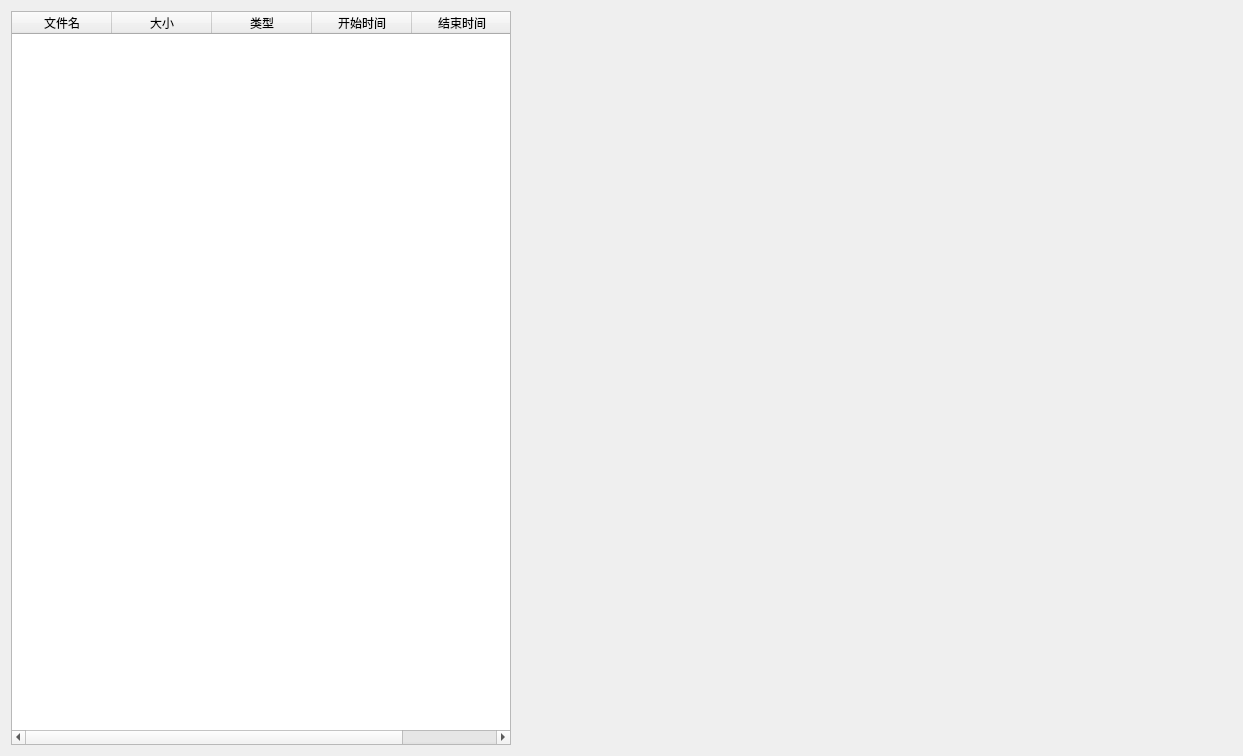
Above: Homework/MainPlayBackWidget.ui from liutimo/HikvisionSDKDemo before the change. Below: the same form after it.
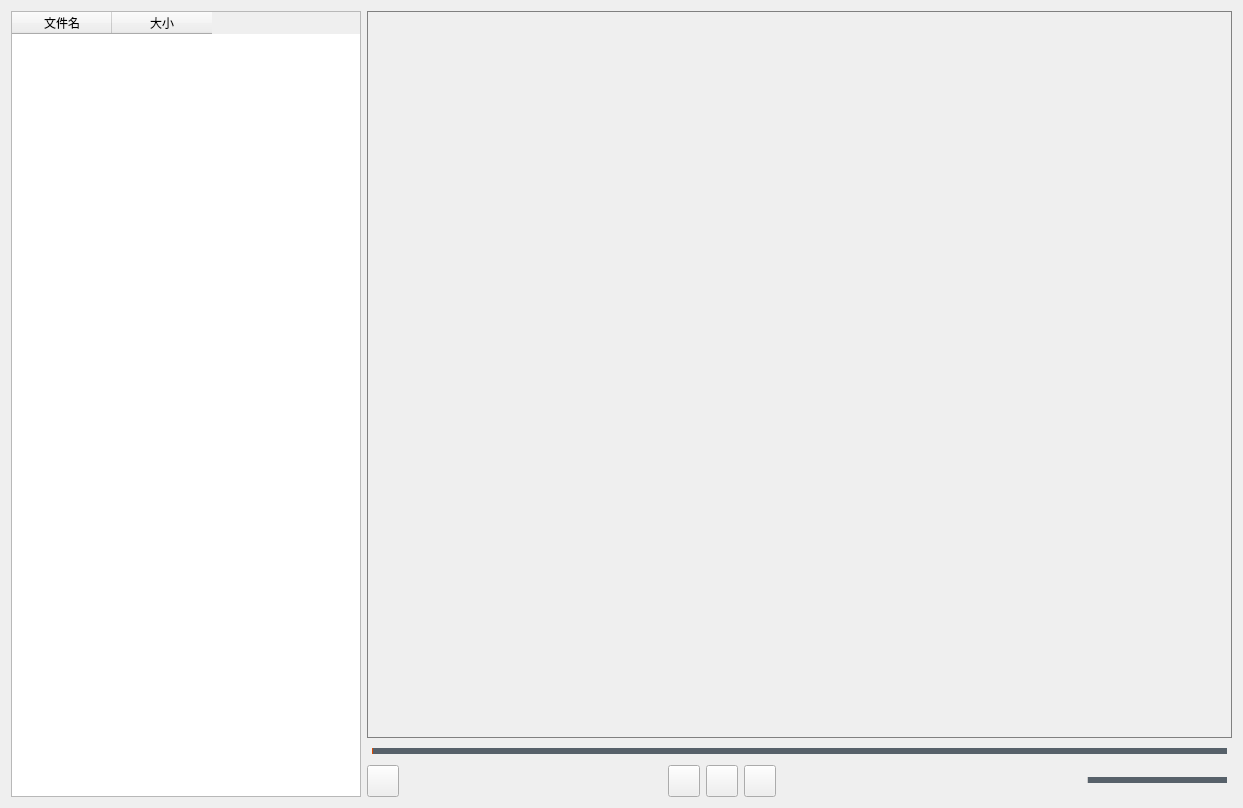
That is the form after the change. Icons and pictures are not drawn.

Patch:
```diff
--- a/Homework/MainPlayBackWidget.ui
+++ b/Homework/MainPlayBackWidget.ui
@@ -7,20 +7,20 @@
     <x>0</x>
     <y>0</y>
     <width>1243</width>
-    <height>756</height>
+    <height>808</height>
    </rect>
   </property>
   <property name="windowTitle">
    <string>Form</string>
   </property>
-  <layout class="QVBoxLayout" name="verticalLayout">
+  <layout class="QHBoxLayout" name="horizontalLayout_4">
    <item>
     <layout class="QHBoxLayout" name="horizontalLayout">
      <item>
       <widget class="QTableWidget" name="tableWidget">
        <property name="maximumSize">
         <size>
-         <width>500</width>
+         <width>350</width>
          <height>16777215</height>
         </size>
        </property>
@@ -34,31 +34,337 @@
          <string>大小</string>
         </property>
        </column>
-       <column>
-        <property name="text">
-         <string>类型</string>
-        </property>
-       </column>
-       <column>
-        <property name="text">
-         <string>开始时间</string>
-        </property>
-       </column>
-       <column>
-        <property name="text">
-         <string>结束时间</string>
-        </property>
-       </column>
       </widget>
      </item>
      <item>
-      <widget class="QWidget" name="widget" native="true">
-       <layout class="QHBoxLayout" name="horizontalLayout_2">
-        <item>
-         <layout class="QGridLayout" name="gridLayout"/>
-        </item>
-       </layout>
-      </widget>
+      <layout class="QVBoxLayout" name="verticalLayout_2">
+       <item>
+        <widget class="QFrame" name="playFrame">
+         <property name="styleSheet">
+          <string notr="true">image:url(:/Homework/Resources/logo.png);
+border:1px solid gray;</string>
+         </property>
+         <property name="frameShape">
+          <enum>QFrame::StyledPanel</enum>
+         </property>
+         <property name="frameShadow">
+          <enum>QFrame::Raised</enum>
+         </property>
+        </widget>
+       </item>
+       <item>
+        <layout class="QHBoxLayout" name="horizontalLayout_3">
+         <property name="spacing">
+          <number>0</number>
+         </property>
+         <item>
+          <widget class="QSlider" name="processSlider">
+           <property name="maximumSize">
+            <size>
+             <width>16777215</width>
+             <height>15</height>
+            </size>
+           </property>
+           <property name="styleSheet">
+            <string notr="true">QSlider
+{
+	min-height:5px;
+	max-height:5px;
+    border:5px solid rgba(255, 255, 255, 0);
+    }
+QSlider::add-page:horizontal
+{     
+   background-color:rgb(87, 97, 106);
+   height:4px;
+}
+QSlider::sub-page:horizontal 
+{
+   background-color: rgb(225, 75, 0);
+	height:4px;
+ }
+    
+QSlider::groove:horizontal 
+{
+	background:transparent;
+	height:6px;
+}    
+QSlider::handle:horizontal     
+{     
+	height: 13px;
+	width:13px;
+    border-image: url(:/Homework/Resources/ic_volume_thumb.png);
+    margin: -4 -0px; 
+}</string>
+           </property>
+           <property name="minimum">
+            <number>1</number>
+           </property>
+           <property name="maximum">
+            <number>100</number>
+           </property>
+           <property name="orientation">
+            <enum>Qt::Horizontal</enum>
+           </property>
+          </widget>
+         </item>
+        </layout>
+       </item>
+       <item>
+        <layout class="QHBoxLayout" name="horizontalLayout_2">
+         <item>
+          <widget class="QPushButton" name="stopBtn">
+           <property name="minimumSize">
+            <size>
+             <width>32</width>
+             <height>32</height>
+            </size>
+           </property>
+           <property name="maximumSize">
+            <size>
+             <width>32</width>
+             <height>32</height>
+            </size>
+           </property>
+           <property name="styleSheet">
+            <string notr="true">/*QPushButton 
+{
+	border-image: url(:/Homework/Resources/play1.png);
+}
+
+QPushButton:pressed
+{
+	border-image: url(:/Homework/Resources/play2.png);
+}
+
+QPushButton:hover
+{
+	border-image: url(:/Homework/Resources/play3.png);
+}
+*/</string>
+           </property>
+           <property name="text">
+            <string/>
+           </property>
+           <property name="icon">
+            <iconset resource="Homework.qrc">
+             <normaloff>:/Homework/Resources/stop.png</normaloff>:/Homework/Resources/stop.png</iconset>
+           </property>
+           <property name="iconSize">
+            <size>
+             <width>32</width>
+             <height>32</height>
+            </size>
+           </property>
+          </widget>
+         </item>
+         <item>
+          <spacer name="horizontalSpacer_3">
+           <property name="orientation">
+            <enum>Qt::Horizontal</enum>
+           </property>
+           <property name="sizeHint" stdset="0">
+            <size>
+             <width>40</width>
+             <height>20</height>
+            </size>
+           </property>
+          </spacer>
+         </item>
+         <item>
+          <widget class="QPushButton" name="slowPlayBtn">
+           <property name="minimumSize">
+            <size>
+             <width>32</width>
+             <height>32</height>
+            </size>
+           </property>
+           <property name="maximumSize">
+            <size>
+             <width>32</width>
+             <height>32</height>
+            </size>
+           </property>
+           <property name="text">
+            <string/>
+           </property>
+           <property name="icon">
+            <iconset resource="Homework.qrc">
+             <normaloff>:/Homework/Resources/before.png</normaloff>:/Homework/Resources/before.png</iconset>
+           </property>
+           <property name="iconSize">
+            <size>
+             <width>32</width>
+             <height>32</height>
+            </size>
+           </property>
+          </widget>
+         </item>
+         <item>
+          <widget class="QPushButton" name="playBtn">
+           <property name="minimumSize">
+            <size>
+             <width>32</width>
+             <height>32</height>
+            </size>
+           </property>
+           <property name="maximumSize">
+            <size>
+             <width>32</width>
+             <height>32</height>
+            </size>
+           </property>
+           <property name="styleSheet">
+            <string notr="true">/*QPushButton 
+{
+	border-image: url(:/Homework/Resources/play1.png);
+}
+
+QPushButton:pressed
+{
+	border-image: url(:/Homework/Resources/play2.png);
+}
+
+QPushButton:hover
+{
+	border-image: url(:/Homework/Resources/play3.png);
+}
+*/</string>
+           </property>
+           <property name="text">
+            <string/>
+           </property>
+           <property name="icon">
+            <iconset resource="Homework.qrc">
+             <normaloff>:/Homework/Resources/play.png</normaloff>:/Homework/Resources/play.png</iconset>
+           </property>
+           <property name="iconSize">
+            <size>
+             <width>32</width>
+             <height>32</height>
+            </size>
+           </property>
+          </widget>
+         </item>
+         <item>
+          <widget class="QPushButton" name="fastPlayBtn">
+           <property name="minimumSize">
+            <size>
+             <width>32</width>
+             <height>32</height>
+            </size>
+           </property>
+           <property name="maximumSize">
+            <size>
+             <width>32</width>
+             <height>32</height>
+            </size>
+           </property>
+           <property name="text">
+            <string/>
+           </property>
+           <property name="icon">
+            <iconset resource="Homework.qrc">
+             <normaloff>:/Homework/Resources/next.png</normaloff>:/Homework/Resources/next.png</iconset>
+           </property>
+           <property name="iconSize">
+            <size>
+             <width>32</width>
+             <height>32</height>
+            </size>
+           </property>
+          </widget>
+         </item>
+         <item>
+          <spacer name="horizontalSpacer">
+           <property name="orientation">
+            <enum>Qt::Horizontal</enum>
+           </property>
+           <property name="sizeType">
+            <enum>QSizePolicy::Expanding</enum>
+           </property>
+           <property name="sizeHint" stdset="0">
+            <size>
+             <width>40</width>
+             <height>20</height>
+            </size>
+           </property>
+          </spacer>
+         </item>
+         <item>
+          <widget class="QLabel" name="label">
+           <property name="minimumSize">
+            <size>
+             <width>32</width>
+             <height>32</height>
+            </size>
+           </property>
+           <property name="maximumSize">
+            <size>
+             <width>32</width>
+             <height>32</height>
+            </size>
+           </property>
+           <property name="styleSheet">
+            <string notr="true">border-image: url(:/Homework/Resources/voice.png);</string>
+           </property>
+           <property name="text">
+            <string/>
+           </property>
+          </widget>
+         </item>
+         <item>
+          <widget class="QSlider" name="voiceSlider">
+           <property name="maximumSize">
+            <size>
+             <width>150</width>
+             <height>15</height>
+            </size>
+           </property>
+           <property name="styleSheet">
+            <string notr="true">QSlider
+{
+	min-height:5px;
+	max-height:5px;
+    border:5px solid rgba(255, 255, 255, 0);
+    }
+QSlider::add-page:horizontal
+{     
+   background-color:rgb(87, 97, 106);
+   height:4px;
+}
+QSlider::sub-page:horizontal 
+{
+   background-color:  rgb(203, 203,203);
+	height:4px;
+ }
+    
+QSlider::groove:horizontal 
+{
+	background:transparent;
+	height:6px;
+}    
+QSlider::handle:horizontal     
+{     
+	height: 13px;
+	width:13px;
+    border-image: url(:/Homework/Resources/ic_volume_thumb.png);
+    margin: -4 -0px; 
+}</string>
+           </property>
+           <property name="maximum">
+            <number>65535</number>
+           </property>
+           <property name="sliderPosition">
+            <number>50</number>
+           </property>
+           <property name="orientation">
+            <enum>Qt::Horizontal</enum>
+           </property>
+          </widget>
+         </item>
+        </layout>
+       </item>
+      </layout>
      </item>
     </layout>
    </item>
```
Left out of the diff: 4 changed lines with no effect on the pictures.
